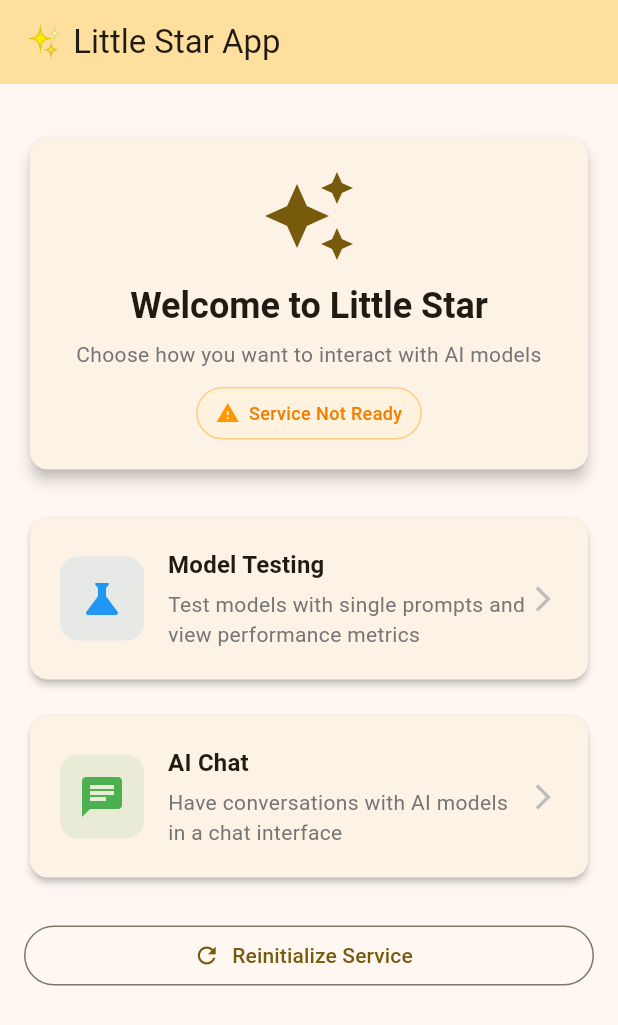
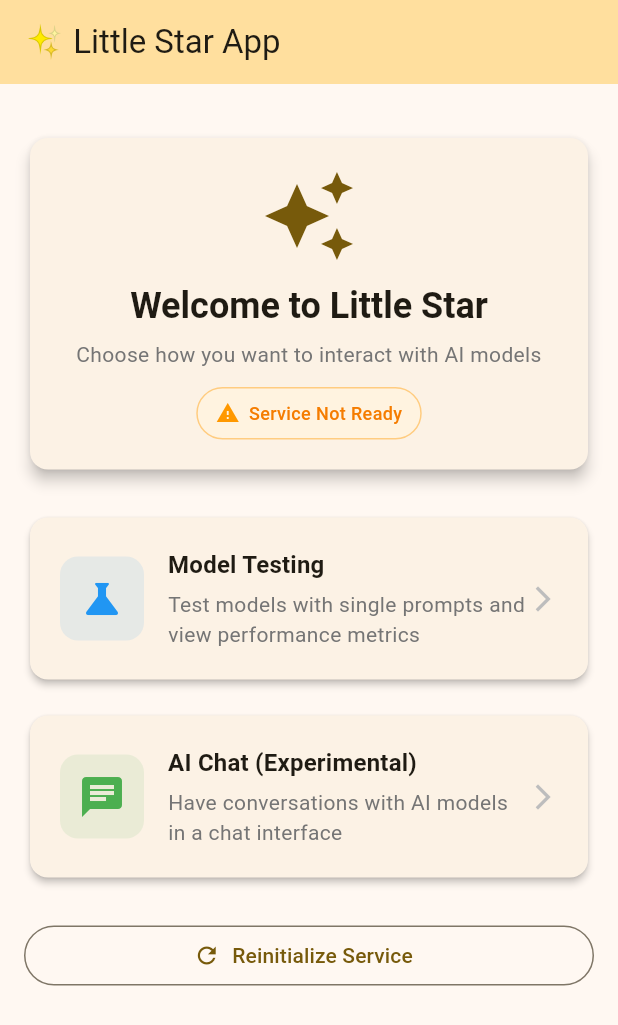
Before and after one commit to ai-twinkle/little_star_app, a Flutter app: the screen it shows after launch, on a phone screen of 412 x 824 dp. Shown: the top 1025 px of the screen. Run offline on Flutter 3.47's test engine with Material 3 defaults, Android fonts, the phone set to English and light mode, and no system bars; our stand-ins replace permission_handler; missing offline and left inert: dart:ffi.

Commit message:
feat: Update chat and home pages to reflect experimental AI chat feature
* Change the title of the AI chat section to indicate it is experimental in both the chat and home pages.
* Update comments in the chat page to clarify the purpose of the streaming response method.
* Adjust color opacity handling in the home page for improved visual consistency.

```diff
--- a/lib/pages/chat_page.dart
+++ b/lib/pages/chat_page.dart
@@ -410,7 +410,7 @@ class _ChatPageState extends State<ChatPage> {
     );
   }
 
-  // 新的流式显示方法
+  // Stream response
   Future<void> _streamResponse(String fullResponse, int messageIndex) async {
     // Split response into words for streaming effect
     final words = fullResponse.split(' ');
@@ -461,7 +461,7 @@ class _ChatPageState extends State<ChatPage> {
             return Column(
               crossAxisAlignment: CrossAxisAlignment.start,
               children: [
-                const Text('AI Chat'),
+                const Text('AI Chat (Experimental)'),
                 if (_llamaService.selectedModelName != null)
                   Text(
                     _llamaService.selectedModelName!,
--- a/lib/pages/home_page.dart
+++ b/lib/pages/home_page.dart
@@ -160,7 +160,7 @@ class _HomePageState extends State<HomePage> {
                 // Chat Card
                 _buildNavigationCard(
                   context: context,
-                  title: 'AI Chat',
+                  title: 'AI Chat (Experimental)',
                   subtitle: 'Have conversations with AI models in a chat interface',
                   icon: Icons.chat,
                   color: Colors.green,
@@ -213,7 +213,7 @@ class _HomePageState extends State<HomePage> {
               Container(
                 padding: const EdgeInsets.all(12),
                 decoration: BoxDecoration(
-                  color: color.withOpacity(0.1),
+                  color: color.withValues(alpha: 0.1),
                   borderRadius: BorderRadius.circular(12),
                 ),
                 child: Icon(
```
